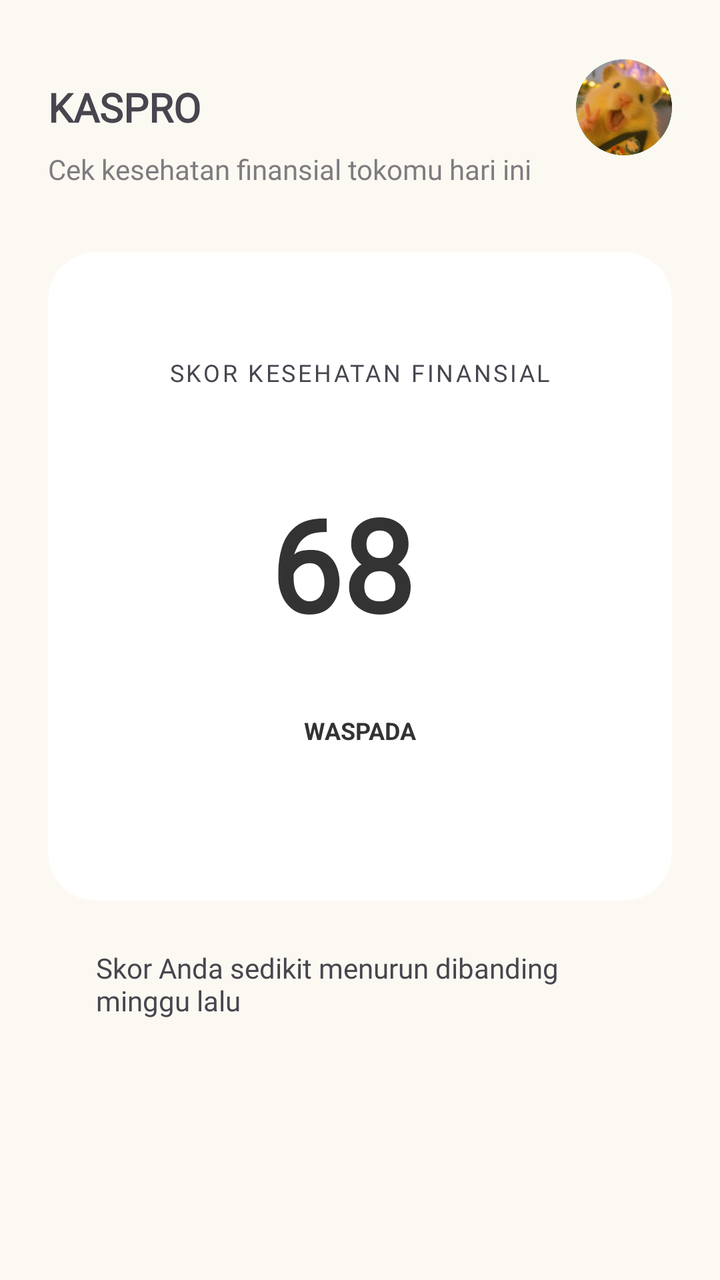
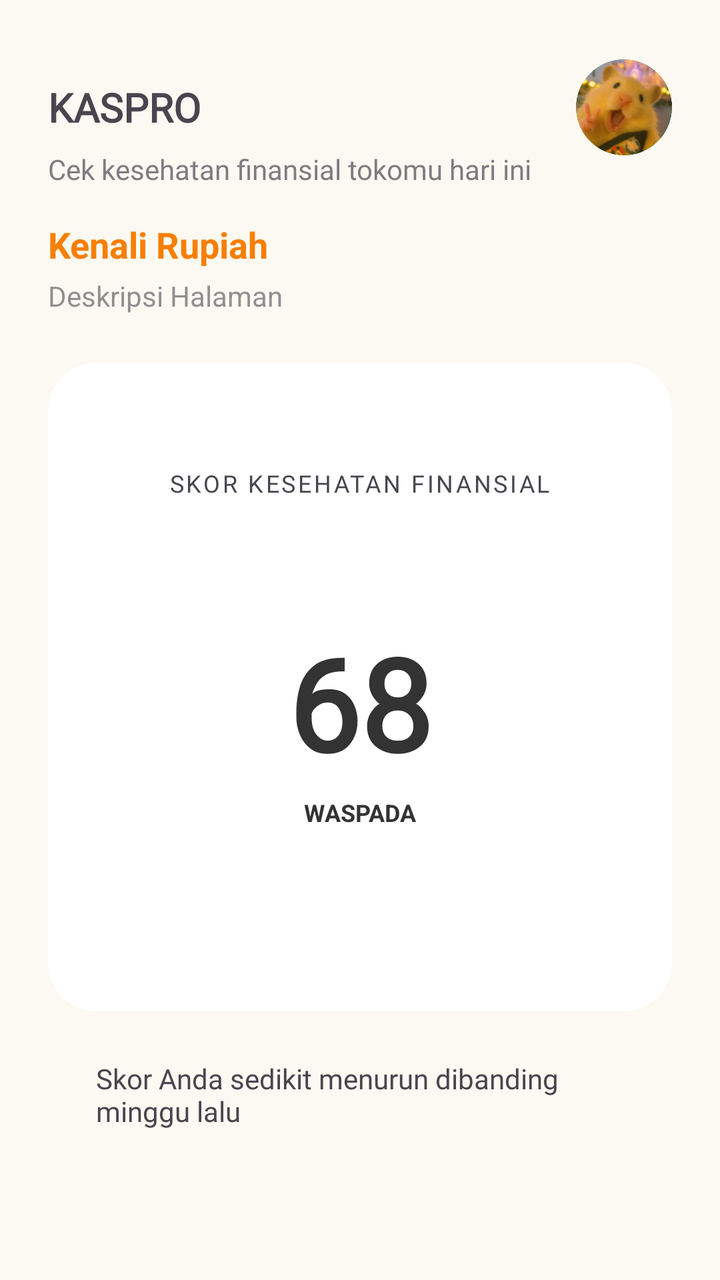

An Android layout rendered at two revisions. The XML below is the earlier revision; the diff shows what the commit changed to produce the second picture.
<!-- AndroidManifest.xml: application theme Theme.Therehelp -->
<!-- res/layout/activity_login_result.xml -->
<?xml version="1.0" encoding="utf-8"?>
<androidx.constraintlayout.widget.ConstraintLayout xmlns:android="http://schemas.android.com/apk/res/android"
    xmlns:app="http://schemas.android.com/apk/res-auto"
    xmlns:tools="http://schemas.android.com/tools"
    android:id="@+id/main"
    android:layout_width="match_parent"
    android:layout_height="match_parent"
    android:padding="24dp"
    android:background="#FCF9F2"
    tools:context=".pertemuan_3.LoginResultActivity">

    <TextView
        android:id="@+id/nama"
        android:layout_width="0dp"
        android:layout_height="wrap_content"
        android:layout_marginTop="16dp"
        android:fontFamily="@font/inter_variablefont"
        android:text="@string/nama"
        android:textSize="20sp"
        android:textStyle="bold"
        app:layout_constraintEnd_toStartOf="@+id/profil"
        app:layout_constraintStart_toStartOf="parent"
        app:layout_constraintTop_toTopOf="parent" />

    <ImageView
        android:id="@+id/profil"
        android:layout_width="48dp"
        android:layout_height="48dp"
        app:layout_constraintBottom_toBottomOf="@+id/nama"
        app:layout_constraintEnd_toEndOf="parent"
        app:layout_constraintTop_toTopOf="@+id/nama"
        app:srcCompat="@drawable/profil" />

    <TextView
        android:id="@+id/subheading"
        android:layout_width="0dp"
        android:layout_height="wrap_content"
        android:layout_marginTop="8dp"
        android:fontFamily="@font/inter_variablefont"
        android:text="@string/sub_judul"
        android:textSize="14sp"
        android:alpha="0.7"
        app:layout_constraintEnd_toEndOf="parent"
        app:layout_constraintStart_toStartOf="parent"
        app:layout_constraintTop_toBottomOf="@+id/nama" />

    <com.google.android.material.card.MaterialCardView
        android:id="@+id/cardScore"
        android:layout_width="match_parent"
        android:layout_height="wrap_content"
        android:layout_marginTop="32dp"
        app:cardBackgroundColor="@color/white"
        app:cardCornerRadius="24dp"
        app:cardElevation="0dp"
        app:strokeWidth="0dp"
        app:layout_constraintTop_toBottomOf="@+id/subheading">

        <androidx.constraintlayout.widget.ConstraintLayout
            android:layout_width="match_parent"
            android:layout_height="wrap_content"
            android:padding="32dp"
            android:layout_margin="20dp">

            <TextView
                android:id="@+id/judulskor"
                android:layout_width="wrap_content"
                android:layout_height="wrap_content"
                android:fontFamily="@font/inter_variablefont"
                android:letterSpacing="0.1"
                android:text="@string/skor"
                android:textAllCaps="true"
                android:textSize="12sp"
                app:layout_constraintEnd_toEndOf="parent"
                app:layout_constraintStart_toStartOf="parent"
                app:layout_constraintTop_toTopOf="parent" />

            <FrameLayout
                android:id="@+id/containerSkor"
                android:layout_width="180dp"
                android:layout_height="180dp"
                android:layout_marginTop="24dp"

                app:layout_constraintEnd_toEndOf="parent"
                app:layout_constraintStart_toStartOf="parent"
                app:layout_constraintTop_toBottomOf="@+id/judulskor">

                <LinearLayout
                    android:layout_width="wrap_content"
                    android:layout_height="wrap_content"
                    android:layout_gravity="center"
                    android:gravity="center"
                    android:orientation="vertical">

                    <TextView
                        android:id="@+id/angka"
                        android:layout_width="90dp"
                        android:layout_height="114dp"
                        android:fontFamily="@font/inter_variablefont"
                        android:text="68"
                        android:textColor="#333333"
                        android:textSize="64sp"
                        android:textStyle="bold" />

                    <TextView
                        android:id="@+id/warning"
                        android:layout_width="wrap_content"
                        android:layout_height="wrap_content"
                        android:paddingHorizontal="16dp"
                        android:paddingVertical="4dp"
                        android:text="WASPADA"
                        android:textColor="#333333"
                        android:textSize="12sp"
                        android:textStyle="bold" />
                </LinearLayout>
            </FrameLayout>

        </androidx.constraintlayout.widget.ConstraintLayout>
    </com.google.android.material.card.MaterialCardView>

    <TextView
        android:id="@+id/textView7"
        android:layout_width="0dp"
        android:layout_height="wrap_content"
        android:layout_marginTop="24dp"
        android:layout_marginHorizontal="24dp"
        android:fontFamily="@font/inter_variablefont"
        android:text="@string/caption"
        android:textSize="14sp"
        app:layout_constraintEnd_toEndOf="parent"
        app:layout_constraintStart_toStartOf="parent"
        app:layout_constraintTop_toBottomOf="@+id/cardScore" />

</androidx.constraintlayout.widget.ConstraintLayout>
<!-- resources referenced by this layout -->
<resources>
  <color name="white">#FFFFFFFF</color>
  <!-- drawable profil: png bitmap (drawable, 302415 bytes) -->
  <string name="caption">Skor Anda sedikit menurun dibanding minggu lalu</string>
  <string name="nama">KASPRO</string>
  <string name="skor">SKOR KESEHATAN FINANSIAL</string>
  <string name="sub_judul">Cek kesehatan finansial tokomu hari ini</string>
  <style name="Theme.Therehelp" parent="Base.Theme.Therehelp" />
  <style name="Base.Theme.Therehelp" parent="Theme.Material3.DayNight.NoActionBar">
          
          
      </style>
</resources>

<!-- the commit's change to res/layout/activity_login_result.xml (unified diff, before → after) -->
@@ -6,7 +6,7 @@
     android:layout_width="match_parent"
     android:layout_height="match_parent"
     android:padding="24dp"
-    android:background="#FCF9F2"
+    android:background="@color/bg_secondary"
     tools:context=".pertemuan_3.LoginResultActivity">
 
     <TextView
@@ -44,16 +44,41 @@
         app:layout_constraintStart_toStartOf="parent"
         app:layout_constraintTop_toBottomOf="@+id/nama" />
 
+    <TextView
+        android:id="@+id/tvJudulHalaman"
+        android:layout_width="0dp"
+        android:layout_height="wrap_content"
+        android:layout_marginTop="16dp"
+        android:text="@string/placeholder_judul"
+        android:textColor="@color/warning"
+        android:textSize="18sp"
+        android:textStyle="bold"
+        app:layout_constraintEnd_toEndOf="parent"
+        app:layout_constraintStart_toStartOf="parent"
+        app:layout_constraintTop_toBottomOf="@+id/subheading" />
+
+    <TextView
+        android:id="@+id/tvDescHalaman"
+        android:layout_width="0dp"
+        android:layout_height="wrap_content"
+        android:layout_marginTop="4dp"
+        android:text="@string/placeholder_desc"
+        android:textSize="14sp"
+        android:alpha="0.6"
+        app:layout_constraintEnd_toEndOf="parent"
+        app:layout_constraintStart_toStartOf="parent"
+        app:layout_constraintTop_toBottomOf="@+id/tvJudulHalaman" />
+
     <com.google.android.material.card.MaterialCardView
         android:id="@+id/cardScore"
         android:layout_width="match_parent"
         android:layout_height="wrap_content"
-        android:layout_marginTop="32dp"
+        android:layout_marginTop="24dp"
         app:cardBackgroundColor="@color/white"
         app:cardCornerRadius="24dp"
         app:cardElevation="0dp"
         app:strokeWidth="0dp"
-        app:layout_constraintTop_toBottomOf="@+id/subheading">
+        app:layout_constraintTop_toBottomOf="@+id/tvDescHalaman">
 
         <androidx.constraintlayout.widget.ConstraintLayout
             android:layout_width="match_parent"
@@ -79,7 +104,6 @@
                 android:layout_width="180dp"
                 android:layout_height="180dp"
                 android:layout_marginTop="24dp"
-
                 app:layout_constraintEnd_toEndOf="parent"
                 app:layout_constraintStart_toStartOf="parent"
                 app:layout_constraintTop_toBottomOf="@+id/judulskor">
@@ -93,11 +117,11 @@
 
                     <TextView
                         android:id="@+id/angka"
-                        android:layout_width="90dp"
-                        android:layout_height="114dp"
+                        android:layout_width="wrap_content"
+                        android:layout_height="wrap_content"
                         android:fontFamily="@font/inter_variablefont"
-                        android:text="68"
-                        android:textColor="#333333"
+                        android:text="@string/angka"
+                        android:textColor="@color/text_dark"
                         android:textSize="64sp"
                         android:textStyle="bold" />
 
@@ -107,8 +131,8 @@
                         android:layout_height="wrap_content"
                         android:paddingHorizontal="16dp"
                         android:paddingVertical="4dp"
-                        android:text="WASPADA"
-                        android:textColor="#333333"
+                        android:text="@string/warning_text"
+                        android:textColor="@color/text_dark"
                         android:textSize="12sp"
                         android:textStyle="bold" />
                 </LinearLayout>
<!-- resource entries referenced after the edit -->
@@ -1,11 +1,18 @@
 <!-- resources referenced by this layout -->
 <resources>
+  <color name="bg_secondary">#FCF9F2</color>
+  <color name="text_dark">#333333</color>
+  <color name="warning">#F77F00</color>
   <color name="white">#FFFFFFFF</color>
   <!-- drawable profil: png bitmap (drawable, 302415 bytes) -->
+  <string name="angka">68</string>
   <string name="caption">Skor Anda sedikit menurun dibanding minggu lalu</string>
   <string name="nama">KASPRO</string>
+  <string name="placeholder_desc">Deskripsi Halaman</string>
+  <string name="placeholder_judul">Kenali Rupiah</string>
   <string name="skor">SKOR KESEHATAN FINANSIAL</string>
   <string name="sub_judul">Cek kesehatan finansial tokomu hari ini</string>
+  <string name="warning_text">WASPADA</string>
   <style name="Theme.Therehelp" parent="Base.Theme.Therehelp" />
   <style name="Base.Theme.Therehelp" parent="Theme.Material3.DayNight.NoActionBar">
           
